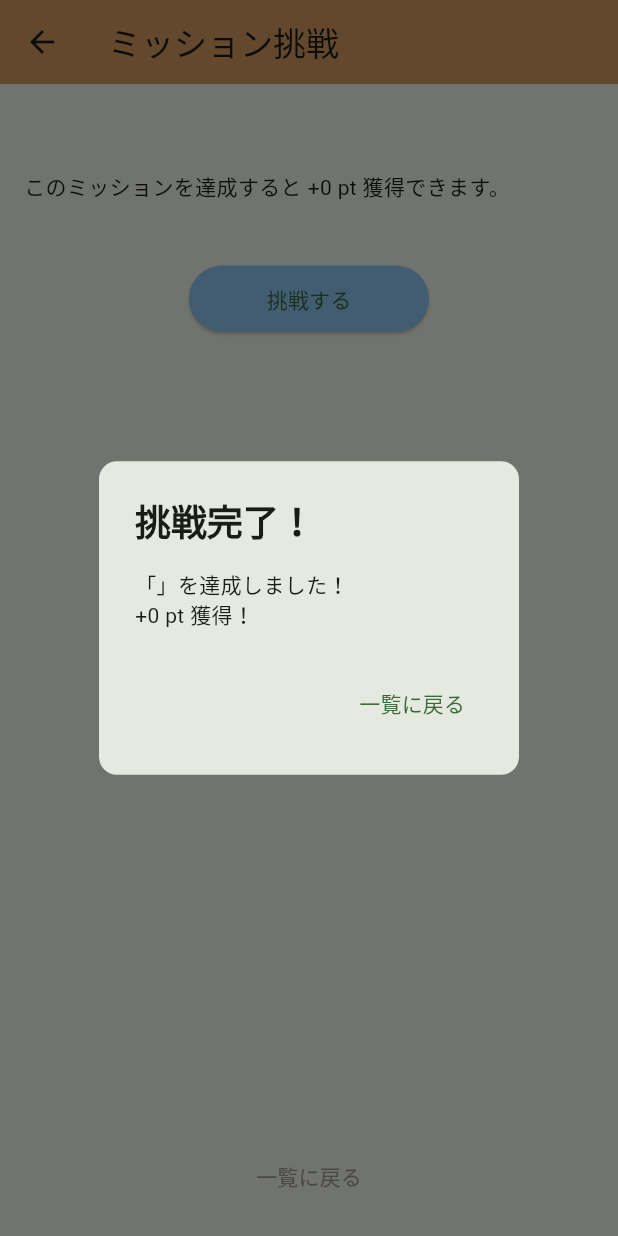
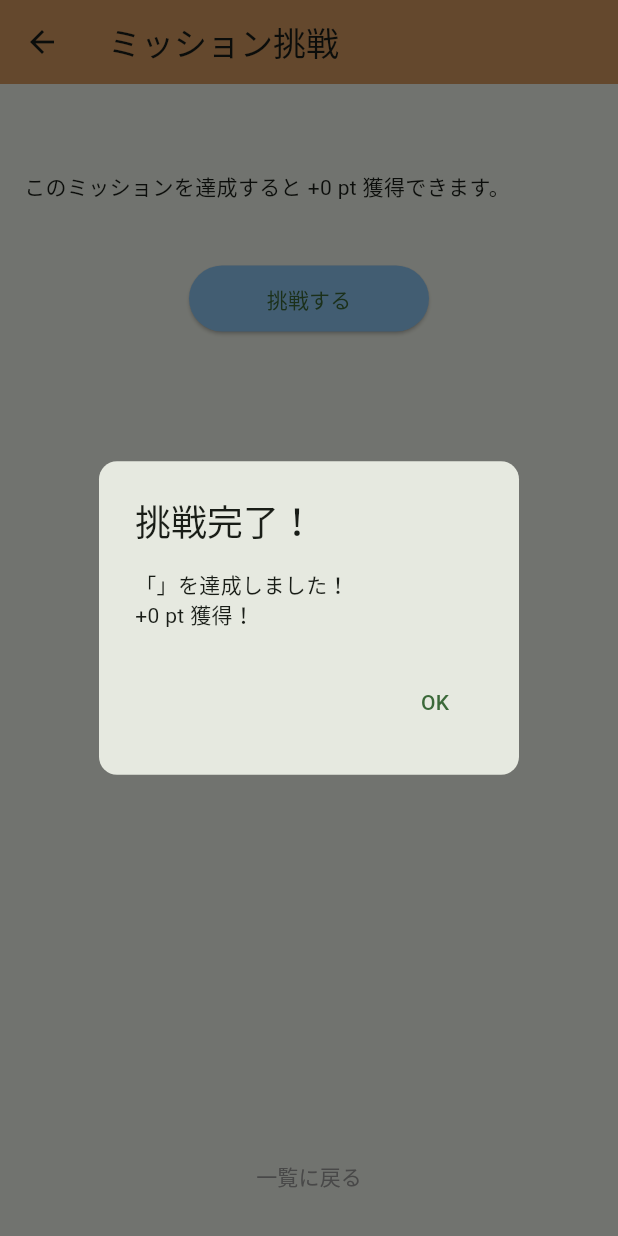
Before and after one commit to chisato410/my_web_app, a Flutter app: the QuestPage screen opened directly with empty values, after a tap on "挑戦する", on a phone screen of 412 x 824 dp. Run offline on Flutter 3.47's test engine with Material 3 defaults, Android fonts, the phone set to English and light mode, and no system bars; our stand-ins replace firebase_auth, firebase_core, shared_preferences, supabase_flutter; accounts and stored records are empty.

Commit message:
ポイ活ページの整備

```diff
--- a/lib/pages/home/home_page.dart
+++ b/lib/pages/home/home_page.dart
@@ -257,7 +257,7 @@ class _FunctionCardState extends State<FunctionCard> {
                 ),
                 boxShadow: [
                   BoxShadow(
-                    color: const Color(0xFF000000).withOpacity(0.15),
+                    color: const Color(0xFF000000).withValues(alpha: 0.15),
                     blurRadius: 4,
                     spreadRadius: 1,
                     offset: const Offset(2, 3),
--- a/lib/pages/points/quest_page.dart
+++ b/lib/pages/points/quest_page.dart
@@ -1,10 +1,18 @@
+// lib/pages/points/quest_page.dart
 import 'package:flutter/material.dart';
 
-class QuestPage extends StatelessWidget {
+class QuestPage extends StatefulWidget {
   final String title;
   final int point;
 
   const QuestPage({super.key, required this.title, required this.point});
+
+  @override
+  State<QuestPage> createState() => _QuestPageState();
+}
+
+class _QuestPageState extends State<QuestPage> {
+  bool isCompleted = false;
 
   @override
   Widget build(BuildContext context) {
@@ -19,41 +27,37 @@ class QuestPage extends StatelessWidget {
           crossAxisAlignment: CrossAxisAlignment.start,
           children: [
             Text(
-              title,
+              widget.title,
               style: const TextStyle(fontSize: 18, fontWeight: FontWeight.bold),
             ),
             const SizedBox(height: 16),
-            Text(
-              'このミッションを達成すると +$point pt 獲得できます。',
-              style: const TextStyle(fontSize: 14),
-            ),
+            Text('このミッションを達成すると +${widget.point} pt 獲得できます。'),
             const SizedBox(height: 40),
-
-            // 挑戦ボタン
+            if (!isCompleted)
               Center(
                 child: ElevatedButton(
-                onPressed: () {
-                  // contextの描画が安定してからダイアログを出す
-                  Future.delayed(Duration.zero, () {
-                    _showCompleteDialog(context);
-                  });
-                },
+                  onPressed: () => _showCompleteDialog(context),
                   style: ElevatedButton.styleFrom(
                     backgroundColor: Colors.blue.shade200,
                     minimumSize: const Size(160, 44),
                   ),
                   child: const Text('挑戦する'),
                 ),
+              )
+            else
+              const Center(
+                child: Column(
+                  children: [
+                    Icon(Icons.check_circle, color: Colors.grey, size: 40),
+                    SizedBox(height: 8),
+                    Text('完了済み', style: TextStyle(color: Colors.grey)),
+                  ],
                 ),
-
+              ),
             const Spacer(),
-
-            // 一覧に戻るボタン
             Center(
               child: TextButton(
-                onPressed: () {
-                  Navigator.pop(context);
-                },
+                onPressed: () => Navigator.pop(context, isCompleted),
                 child: const Text(
                   '一覧に戻る',
                   style: TextStyle(color: Colors.grey),
@@ -66,31 +70,23 @@ class QuestPage extends StatelessWidget {
     );
   }
 
-  // 完了ポップアップ
   void _showCompleteDialog(BuildContext context) {
     showDialog(
       context: context,
-      builder: (BuildContext dialogContext) {
-        return AlertDialog(
-          shape: RoundedRectangleBorder(
-            borderRadius: BorderRadius.circular(12),
-          ),
-          title: const Text(
-            '挑戦完了！',
-            style: TextStyle(fontWeight: FontWeight.bold),
-          ),
-          content: Text('「$title」を達成しました！\n+$point pt 獲得！'),
+      builder: (dialogContext) => AlertDialog(
+        shape: RoundedRectangleBorder(borderRadius: BorderRadius.circular(12)),
+        title: const Text('挑戦完了！'),
+        content: Text('「${widget.title}」を達成しました！\n+${widget.point} pt 獲得！'),
         actions: [
           TextButton(
             onPressed: () {
-                Navigator.pop(dialogContext); // ダイアログを閉じる
-                Navigator.pop(context); // 一覧に戻る
+              Navigator.pop(dialogContext);
+              setState(() => isCompleted = true);
             },
-              child: const Text('一覧に戻る'),
+            child: const Text('OK'),
           ),
         ],
-        );
-      },
+      ),
     );
   }
 }
--- a/pubspec.yaml
+++ b/pubspec.yaml
@@ -40,6 +40,7 @@ dependencies:
   # Use with the CupertinoIcons class for iOS style icons.
   cupertino_icons: ^1.0.8
   cloud_firestore: ^5.6.12
+  provider: ^6.1.5+1
 
 dev_dependencies:
   flutter_test:
@@ -110,3 +111,4 @@ flutter:
     - assets/images/paw.png
     - assets/images/dog.png
     - assets/images/answer1.png
+    - assets/images/goods.jpg
```
Also changed, not shown: lib/main.dart (+18 -3 lines), lib/pages/disaster/bichiku/bichiku_form.dart (+4 -9 lines), lib/pages/points/exchange_complete_dialog.dart (added, +39 -0 lines), lib/pages/points/goods_exchange_page.dart (+86 -0 lines), lib/pages/points/goods_history_page.dart (added, +46 -0 lines), lib/pages/points/points_home_page.dart (+91 -31 lines), lib/pages/points/points_provider.dart (added, +29 -0 lines), assets/images/goods.jpg (added), pubspec.lock. Lines whose indentation alone changed are shown as unchanged.
